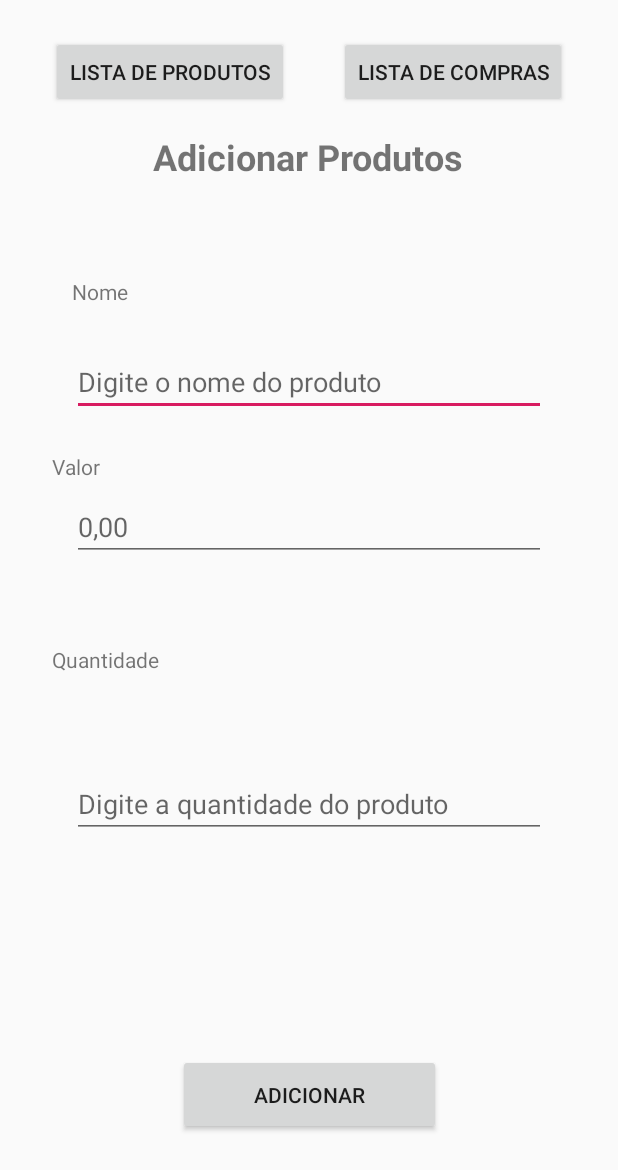
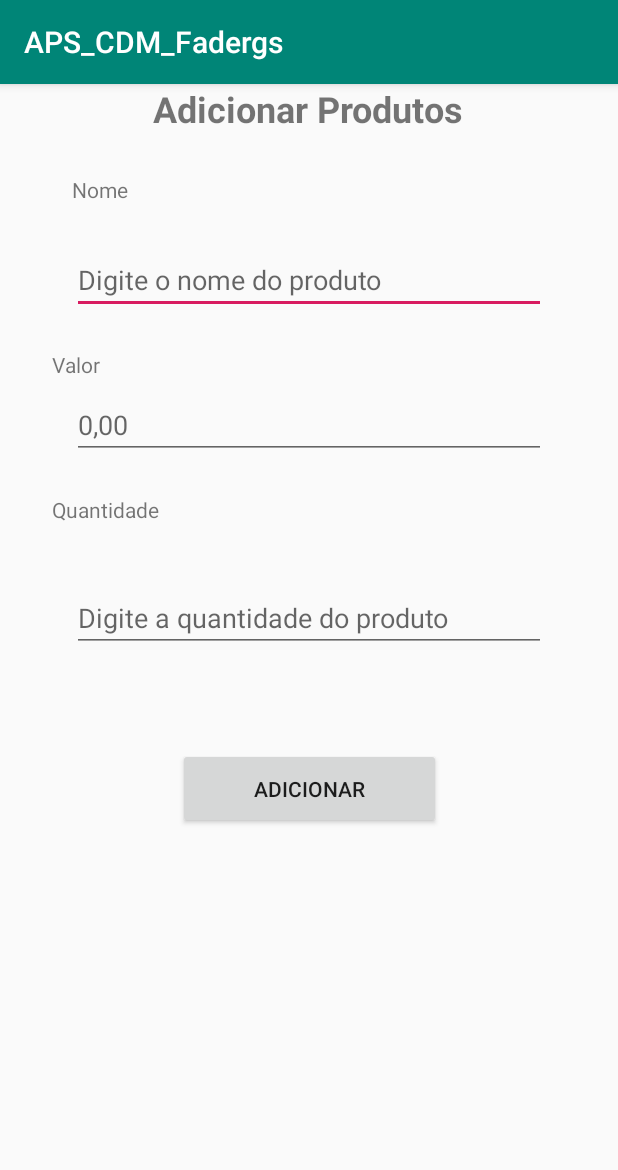
Before and after one commit to felipemostardas/APS-CDM-Fadergs, an Android app: the screen it shows after launch (ProdutoActivity), on a phone screen of 412 x 824 dp. Shown: the top 1170 px of the screen. Run offline under Robolectric (Android 15) with nearby library versions, the phone set to English and light mode, and no system bars.

Commit message:
Commit removido botões de navegação da tela de produto. versão rodando

```diff
--- a/app/src/main/AndroidManifest.xml
+++ b/app/src/main/AndroidManifest.xml
@@ -8,18 +8,17 @@
         android:label="@string/app_name"
         android:roundIcon="@mipmap/ic_launcher_round"
         android:supportsRtl="true"
-            android:theme="@style/AppTheme">
+        android:theme="@style/AppTheme">
         <activity
-            android:name=".ProdutoActivity"
-            android:label="@string/app_name"
-            android:theme="@style/AppTheme.NoActionBar">
+            android:name=".ProdutoActivity">
             <intent-filter>
                 <action android:name="android.intent.action.MAIN" />
-
                 <category android:name="android.intent.category.LAUNCHER" />
             </intent-filter>
         </activity>
-        <activity android:name=".ListaCompraActivity" />
+        <activity
+            android:name=".ListaCompraActivity">
+        </activity>
         <activity android:name=".ListaProdutosActivity" />
     </application>
 
--- a/app/src/main/java/com/aps_cdm_fadergs/aps_cdm_fadergs/ProdutoActivity.java
+++ b/app/src/main/java/com/aps_cdm_fadergs/aps_cdm_fadergs/ProdutoActivity.java
@@ -17,9 +17,11 @@ public class ProdutoActivity extends AppCompatActivity {
         super.onCreate(savedInstanceState);
         setContentView(R.layout.activity_produto);
 
+
         etNome =(EditText) findViewById(R.id.etNome);
         etValor =(EditText) findViewById(R.id.etValor);
         etQuantidade =(EditText) findViewById(R.id.etQuantidade);
+        btnAdicionar = (Button) findViewById(R.id.btnAdicionar);
 
         btnAdicionar.setOnClickListener(new View.OnClickListener() {
             @Override
@@ -27,6 +29,7 @@ public class ProdutoActivity extends AppCompatActivity {
                 Salvar();
             }
         });
+
 
 
     }
--- a/app/src/main/res/layout/activity_produto.xml
+++ b/app/src/main/res/layout/activity_produto.xml
@@ -7,34 +7,11 @@
     tools:context=".ProdutoActivity">
 
 
-    <Button
-        android:id="@+id/button5"
-        android:layout_width="wrap_content"
-        android:layout_height="wrap_content"
-        android:layout_marginTop="24dp"
-        android:text="Lista de Produtos"
-        app:layout_constraintEnd_toStartOf="@+id/button6"
-        app:layout_constraintHorizontal_bias="0.5"
-        app:layout_constraintStart_toStartOf="parent"
-        app:layout_constraintTop_toTopOf="parent" />
-
-    <Button
-        android:id="@+id/button6"
-        android:layout_width="wrap_content"
-        android:layout_height="wrap_content"
-        android:layout_marginTop="24dp"
-        android:text="Lista de Compras"
-        app:layout_constraintEnd_toEndOf="parent"
-        app:layout_constraintHorizontal_bias="0.5"
-        app:layout_constraintStart_toEndOf="@+id/button5"
-        app:layout_constraintTop_toTopOf="parent" />
-
     <TextView
         android:id="@+id/tvTitulo"
         android:layout_width="wrap_content"
         android:layout_height="wrap_content"
         android:layout_marginStart="8dp"
-        android:layout_marginTop="16dp"
         android:layout_marginEnd="8dp"
         android:text="Adicionar Produtos"
         android:textSize="24sp"
@@ -42,14 +19,15 @@
         app:layout_constraintEnd_toEndOf="parent"
         app:layout_constraintHorizontal_bias="0.497"
         app:layout_constraintStart_toStartOf="parent"
-        app:layout_constraintTop_toBottomOf="@+id/button5" />
+        tools:layout_editor_absoluteY="61dp"
+        tools:ignore="MissingConstraints" />
 
     <TextView
         android:id="@+id/tvNome"
         android:layout_width="wrap_content"
-        android:layout_height="wrap_content"
+        android:layout_height="0dp"
         android:layout_marginStart="8dp"
-        android:layout_marginTop="64dp"
+        android:layout_marginTop="28dp"
         android:layout_marginEnd="8dp"
         android:text="Nome"
         app:layout_constraintEnd_toEndOf="parent"
@@ -104,7 +82,7 @@
         android:layout_width="115dp"
         android:layout_height="31dp"
         android:layout_marginStart="8dp"
-        android:layout_marginTop="56dp"
+        android:layout_marginTop="24dp"
         android:layout_marginEnd="8dp"
         android:text="Quantidade"
         app:layout_constraintEnd_toEndOf="parent"
@@ -117,7 +95,7 @@
         android:layout_width="match_parent"
         android:layout_height="wrap_content"
         android:layout_marginStart="48dp"
-        android:layout_marginTop="52dp"
+        android:layout_marginTop="28dp"
         android:layout_marginEnd="48dp"
         android:ems="10"
         android:hint="Digite a quantidade do produto"
@@ -132,7 +110,7 @@
         android:layout_width="175dp"
         android:layout_height="54dp"
         android:layout_marginStart="8dp"
-        android:layout_marginTop="144dp"
+        android:layout_marginTop="64dp"
         android:layout_marginEnd="8dp"
         android:text="Adicionar"
         app:layout_constraintEnd_toEndOf="parent"
```
